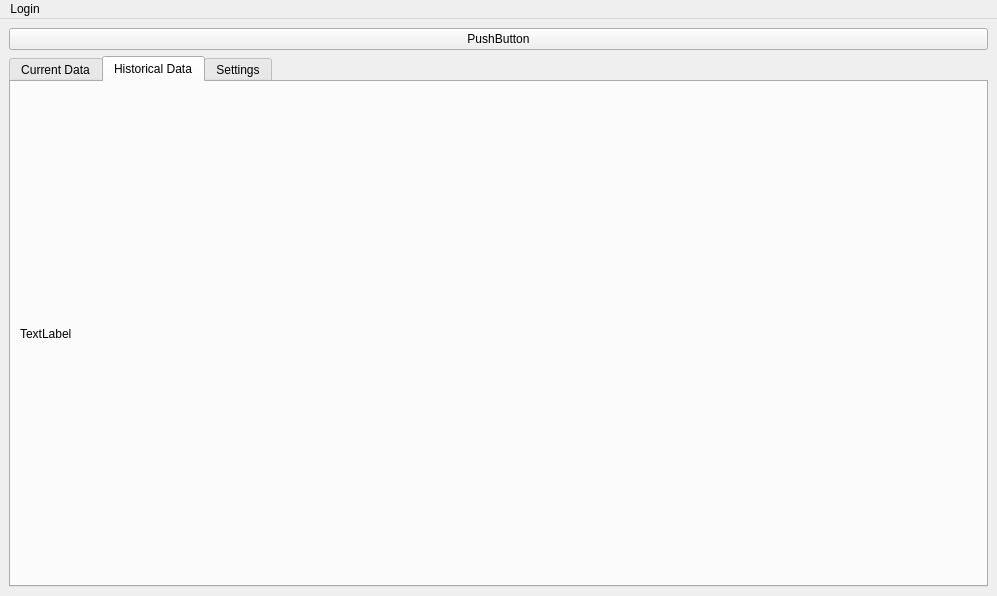
Qt form mainwindow.ui (EugenYepes/Central_monitoreo_aire_AppQT) before a commit.
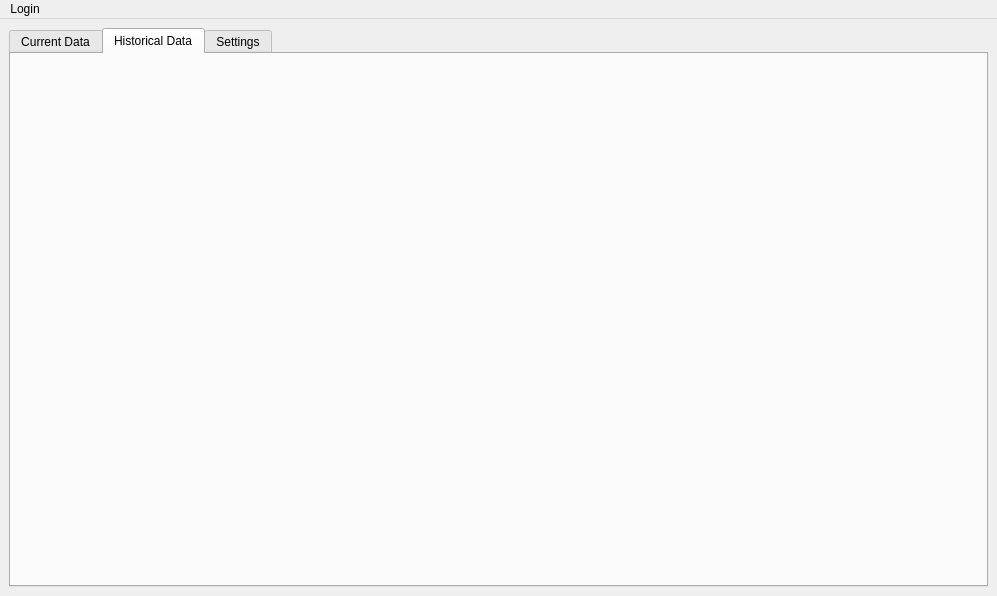
The same form after that commit. The open tabs and pages were chosen to show the change.

Commit message: change the view of the table to a chart, delete and change useless code

The edit to the form file:
```diff
--- a/mainwindow.ui
+++ b/mainwindow.ui
@@ -15,13 +15,6 @@
   </property>
   <widget class="QWidget" name="centralwidget">
    <layout class="QVBoxLayout" name="verticalLayout">
-    <item>
-     <widget class="QPushButton" name="pushButton">
-      <property name="text">
-       <string>PushButton</string>
-      </property>
-     </widget>
-    </item>
     <item>
      <widget class="QTabWidget" name="tabWidget">
       <property name="currentIndex">
@@ -175,13 +168,8 @@
        </attribute>
        <layout class="QHBoxLayout" name="horizontalLayout">
         <item>
-         <widget class="QLabel" name="label_Historical">
-          <property name="text">
-           <string>TextLabel</string>
-          </property>
-          <property name="scaledContents">
-           <bool>false</bool>
-          </property>
+         <widget class="QFrame" name="horizontalFrame_chart">
+          <layout class="QHBoxLayout" name="horizontalLayout_chart"/>
          </widget>
         </item>
        </layout>
```
Left out of the diff: 2 changed lines with no effect on the pictures. The commit also changes 7 other files.
